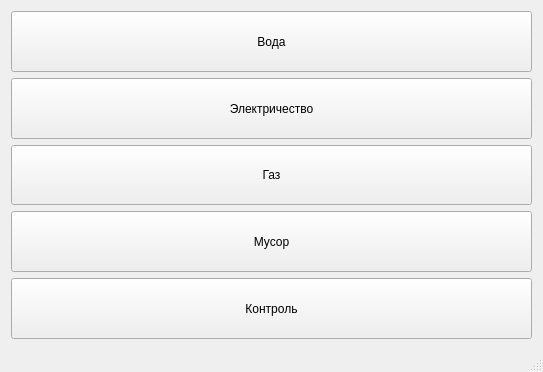
FenyukAndrew/QtCalculatePayment, file mainwindow.ui: the form before one commit.
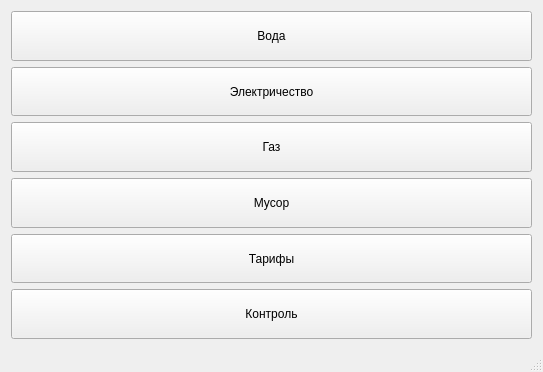
The form after the commit.

Patch:
```diff
--- a/mainwindow.ui
+++ b/mainwindow.ui
@@ -75,6 +75,19 @@
         </property>
        </widget>
       </item>
+      <item>
+       <widget class="QPushButton" name="pushButtonTariff">
+        <property name="sizePolicy">
+         <sizepolicy hsizetype="Minimum" vsizetype="Minimum">
+          <horstretch>0</horstretch>
+          <verstretch>0</verstretch>
+         </sizepolicy>
+        </property>
+        <property name="text">
+         <string>Тарифы</string>
+        </property>
+       </widget>
+      </item>
       <item>
        <widget class="QPushButton" name="pushButtonControl">
         <property name="sizePolicy">
```
